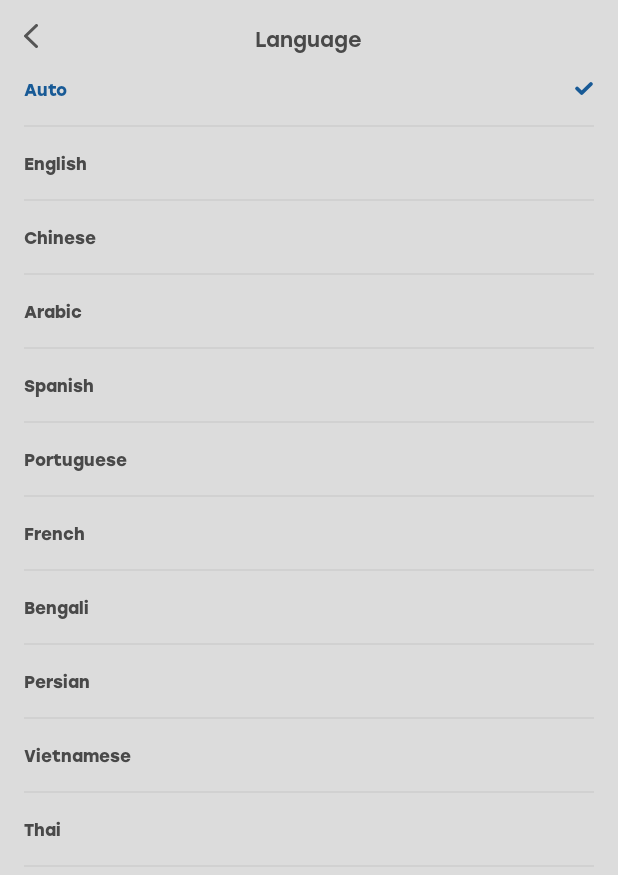
After one commit to Jackle-Song/VPN-UI, an Android app: the LanguageOptionsActivity screen opened directly, with no data from a screen before it, on a phone screen of 412 x 824 dp. The commit adds this screen. Shown: the top 875 px of the screen. Run offline under Robolectric (Android 15) with nearby library versions, the phone set to English and light mode, and no system bars.

Commit message:
add language activity

```diff
--- a/app/src/main/AndroidManifest.xml
+++ b/app/src/main/AndroidManifest.xml
@@ -18,6 +18,8 @@
             android:screenOrientation="portrait"/>
         <activity android:name=".activity.NotificationActivity"
             android:screenOrientation="portrait"/>
+        <activity android:name=".activity.LanguageOptionsActivity"
+            android:screenOrientation="portrait"/>
         <activity
             android:name=".activity.VpnLandingActivity"
             android:exported="true"
--- a/app/src/main/java/com/mrsworkshop/vpnui/activity/HomeActivity.kt
+++ b/app/src/main/java/com/mrsworkshop/vpnui/activity/HomeActivity.kt
@@ -55,5 +55,10 @@ class HomeActivity : AppCompatActivity() {
             val intent = Intent(this@HomeActivity, NotificationActivity::class.java)
             startActivity(intent)
         }
+
+        binding.layoutSideBar.layoutNavLanguage.setOnClickListener {
+            val intent = Intent(this@HomeActivity, LanguageOptionsActivity::class.java)
+            startActivity(intent)
+        }
     }
 }
--- /dev/null
+++ b/app/src/main/java/com/mrsworkshop/vpnui/activity/LanguageOptionsActivity.kt
@@ -0,0 +1,66 @@
+package com.mrsworkshop.vpnui.activity
+
+import android.annotation.SuppressLint
+import android.os.Bundle
+import androidx.appcompat.app.AppCompatActivity
+import androidx.recyclerview.widget.LinearLayoutManager
+import com.mrsworkshop.vpnui.R
+import com.mrsworkshop.vpnui.adapter.LanguageOptionsAdapter
+import com.mrsworkshop.vpnui.databinding.ActivityLanguageOptionBinding
+import com.mrsworkshop.vpnui.model.LanguageOptionsVO
+
+class LanguageOptionsActivity : AppCompatActivity(),
+    LanguageOptionsAdapter.LanguageOptionInterface {
+    private lateinit var binding: ActivityLanguageOptionBinding
+    private lateinit var languageOptionsAdapter: LanguageOptionsAdapter
+
+    private var languageList : MutableList<LanguageOptionsVO>? = mutableListOf()
+
+    override fun onCreate(savedInstanceState: Bundle?) {
+        super.onCreate(savedInstanceState)
+        binding = ActivityLanguageOptionBinding.inflate(layoutInflater)
+        setContentView(binding.root)
+
+        initUI()
+        setupComponentListener()
+    }
+
+    @SuppressLint("NotifyDataSetChanged")
+    override fun selectLanguage(position: Int) {
+        for (index in 0 until  (languageList?.size ?: 0)) {
+            val languageItem = languageList?.get(index)
+            languageItem?.isSelected = index == position
+            languageOptionsAdapter.notifyDataSetChanged()
+        }
+    }
+
+    /**
+     * private function
+     */
+
+    private fun initUI() {
+        binding.layoutLanguageHeader.txtActivityTitle.text = getString(R.string.language_activity_title)
+
+        val languageOptions = resources.getStringArray(R.array.language_options).toMutableList()
+
+        for (index in languageOptions.indices) {
+            val language = languageOptions[index]
+            if (index == 0) {
+                languageList?.add(LanguageOptionsVO(language, true))
+            }
+            else {
+                languageList?.add(LanguageOptionsVO(language, false))
+            }
+        }
+
+        binding.recyclerviewLanguageOptions.layoutManager = LinearLayoutManager(this@LanguageOptionsActivity, LinearLayoutManager.VERTICAL, false)
+        languageOptionsAdapter = LanguageOptionsAdapter(this@LanguageOptionsActivity, languageList, this@LanguageOptionsActivity)
+        binding.recyclerviewLanguageOptions.adapter = languageOptionsAdapter
+    }
+
+    private fun setupComponentListener() {
+        binding.layoutLanguageHeader.imgBackBtn.setOnClickListener {
+            finish()
+        }
+    }
+}
--- a/app/src/main/java/com/mrsworkshop/vpnui/activity/NotificationActivity.kt
+++ b/app/src/main/java/com/mrsworkshop/vpnui/activity/NotificationActivity.kt
@@ -17,6 +17,10 @@ class NotificationActivity : AppCompatActivity() {
         setupComponentListener()
     }
 
+    /**
+     * private function
+     */
+
     private fun initUI() {
         binding.layoutNotificationHeader.txtActivityTitle.text = getString(R.string.notification_activity_notification_title)
     }
--- /dev/null
+++ b/app/src/main/java/com/mrsworkshop/vpnui/adapter/LanguageOptionsAdapter.kt
@@ -0,0 +1,62 @@
+package com.mrsworkshop.vpnui.adapter
+
+import android.content.Context
+import android.view.LayoutInflater
+import android.view.View
+import android.view.ViewGroup
+import android.widget.ImageView
+import android.widget.LinearLayout
+import android.widget.RelativeLayout
+import android.widget.TextView
+import androidx.core.content.ContextCompat
+import androidx.recyclerview.widget.RecyclerView
+import com.mrsworkshop.vpnui.R
+import com.mrsworkshop.vpnui.model.LanguageOptionsVO
+
+class LanguageOptionsAdapter (
+    private val mContext : Context,
+    private val languageList : MutableList<LanguageOptionsVO>?,
+    private val mListener : LanguageOptionInterface,
+) : RecyclerView.Adapter<RecyclerView.ViewHolder>() {
+
+    interface LanguageOptionInterface {
+        fun selectLanguage(position: Int)
+    }
+
+    class LanguageOptionViewHolder(itemView: View) : RecyclerView.ViewHolder(itemView) {
+        val txtLanguageOption : TextView = itemView.findViewById(R.id.txtLanguageOption)
+        val imgSelectedOption : ImageView = itemView.findViewById(R.id.imgSelectedOption)
+        val layoutLanguageOptions : LinearLayout = itemView.findViewById(R.id.layoutLanguageOptions)
+    }
+
+    override fun onCreateViewHolder(parent: ViewGroup, viewType: Int): RecyclerView.ViewHolder {
+        val view = LayoutInflater.from(parent.context).inflate(R.layout.item_language_options, parent, false)
+        return LanguageOptionViewHolder(view)
+    }
+
+    override fun getItemCount(): Int {
+        return languageList?.size ?: 0
+    }
+
+    override fun onBindViewHolder(holder: RecyclerView.ViewHolder, position: Int) {
+        val languageItem = languageList?.get(position)
+        val languageHolder = holder as LanguageOptionViewHolder
+
+        if (!languageItem?.language.isNullOrEmpty()) {
+            languageHolder.txtLanguageOption.text = languageItem?.language
+        }
+
+        if (languageItem?.isSelected == true) {
+            languageHolder.imgSelectedOption.visibility = View.VISIBLE
+            languageHolder.txtLanguageOption.setTextColor(ContextCompat.getColor(mContext, R.color.button_bg_18))
+        }
+        else {
+            languageHolder.imgSelectedOption.visibility = View.INVISIBLE
+            languageHolder.txtLanguageOption.setTextColor(ContextCompat.getColor(mContext, R.color.grey_49))
+        }
+
+        languageHolder.layoutLanguageOptions.setOnClickListener {
+            mListener.selectLanguage(position)
+        }
+    }
+}
--- /dev/null
+++ b/app/src/main/java/com/mrsworkshop/vpnui/model/LanguageOptionsVO.kt
@@ -0,0 +1,6 @@
+package com.mrsworkshop.vpnui.model
+
+data class LanguageOptionsVO (
+    var language : String? = null,
+    var isSelected : Boolean? = null,
+)
--- /dev/null
+++ b/app/src/main/res/drawable/ic_selected_icon.xml
@@ -0,0 +1,13 @@
+<vector xmlns:android="http://schemas.android.com/apk/res/android"
+    android:width="13dp"
+    android:height="10dp"
+    android:viewportWidth="13"
+    android:viewportHeight="10">
+  <path
+      android:pathData="M2,5L5,8L11,2"
+      android:strokeLineJoin="round"
+      android:strokeWidth="2.5"
+      android:fillColor="#00000000"
+      android:strokeColor="#185A96"
+      android:strokeLineCap="round"/>
+</vector>
--- /dev/null
+++ b/app/src/main/res/layout/activity_language_option.xml
@@ -0,0 +1,17 @@
+<?xml version="1.0" encoding="utf-8"?>
+<LinearLayout xmlns:android="http://schemas.android.com/apk/res/android"
+    android:orientation="vertical"
+    android:background="@color/light_grey_e1"
+    android:layout_width="match_parent"
+    android:layout_height="match_parent">
+
+    <include
+        android:id="@+id/layoutLanguageHeader"
+        layout="@layout/item_header_activity"/>
+
+    <androidx.recyclerview.widget.RecyclerView
+        android:id="@+id/recyclerviewLanguageOptions"
+        android:layout_width="match_parent"
+        android:layout_height="match_parent"/>
+
+</LinearLayout>
--- /dev/null
+++ b/app/src/main/res/layout/item_language_options.xml
@@ -0,0 +1,39 @@
+<?xml version="1.0" encoding="utf-8"?>
+<LinearLayout xmlns:android="http://schemas.android.com/apk/res/android"
+    android:id="@+id/layoutLanguageOptions"
+    android:orientation="vertical"
+    android:paddingHorizontal="16dp"
+    android:layout_width="match_parent"
+    android:layout_height="wrap_content">
+
+    <RelativeLayout
+        android:layout_width="match_parent"
+        android:layout_height="wrap_content">
+
+        <TextView
+            android:id="@+id/txtLanguageOption"
+            android:textSize="11sp"
+            android:textColor="@color/grey_49"
+            android:fontFamily="@font/stolzl_bold"
+            android:layout_centerVertical="true"
+            android:layout_width="wrap_content"
+            android:layout_height="wrap_content"/>
+
+        <ImageView
+            android:id="@+id/imgSelectedOption"
+            android:src="@drawable/ic_selected_icon"
+            android:layout_alignParentEnd="true"
+            android:layout_centerVertical="true"
+            android:layout_width="wrap_content"
+            android:layout_height="wrap_content"
+            android:visibility="invisible"/>
+
+    </RelativeLayout>
+
+    <View
+        android:layout_marginVertical="16dp"
+        android:background="@color/light_grey_d1"
+        android:layout_width="match_parent"
+        android:layout_height="1dp"/>
+
+</LinearLayout>
--- a/app/src/main/res/layout/layout_sidebar_navigation.xml
+++ b/app/src/main/res/layout/layout_sidebar_navigation.xml
@@ -165,6 +165,7 @@
             android:layout_height="1dp"/>
 
         <LinearLayout
+            android:id="@+id/layoutNavLanguage"
             android:gravity="center_vertical"
             android:orientation="horizontal"
             android:layout_width="match_parent"
--- a/app/src/main/res/values/strings.xml
+++ b/app/src/main/res/values/strings.xml
@@ -48,4 +48,22 @@
     <!--Notification Activity-->
     <string name="notification_activity_notification_title">Notification</string>
     <string name="notification_activity_no_messages">No Message Right Now</string>
+
+    <!--Language Activity-->
+    <string name="language_activity_title">Language</string>
+
+    <string-array name="language_options">
+        <item>Auto</item>
+        <item>English</item>
+        <item>Chinese</item>
+        <item>Arabic</item>
+        <item>Spanish</item>
+        <item>Portuguese</item>
+        <item>French</item>
+        <item>Bengali</item>
+        <item>Persian</item>
+        <item>Vietnamese</item>
+        <item>Thai</item>
+    </string-array>
+
 </resources>
```
